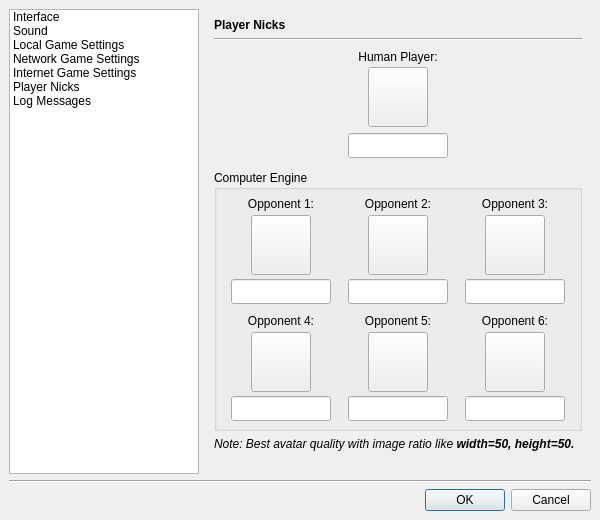
This is src/gui/qt/settingsdialog.ui in pokerth/pokerth as Qt 5 draws it before an edit. The edited form follows.
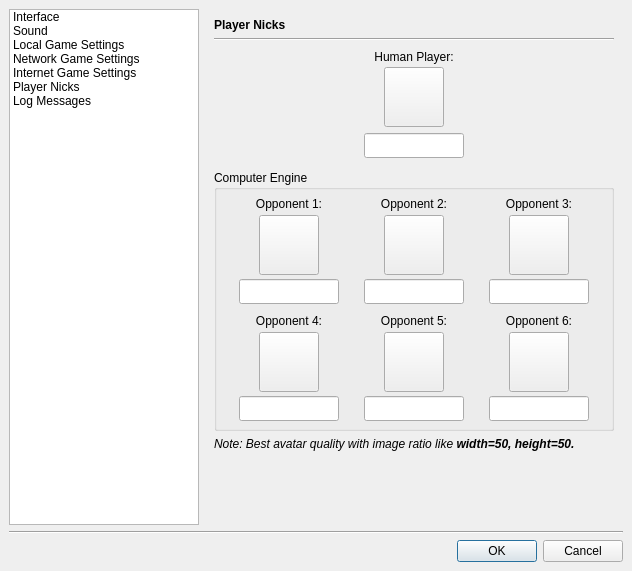
This is the edited form. The open tabs and pages were chosen to show the change. Icons and pictures are not drawn. Custom widgets are drawn as their Qt base class.

What changed in the file:
```diff
--- a/src/gui/qt/settingsdialog.ui
+++ b/src/gui/qt/settingsdialog.ui
@@ -5,8 +5,8 @@
    <rect>
     <x>0</x>
     <y>0</y>
-    <width>600</width>
-    <height>520</height>
+    <width>632</width>
+    <height>571</height>
    </rect>
   </property>
   <property name="minimumSize" >
@@ -22,7 +22,19 @@
    <property name="margin" >
     <number>9</number>
    </property>
-   <property name="spacing" >
+   <property name="topMargin" >
+    <number>9</number>
+   </property>
+   <property name="rightMargin" >
+    <number>9</number>
+   </property>
+   <property name="bottomMargin" >
+    <number>9</number>
+   </property>
+   <property name="horizontalSpacing" >
+    <number>6</number>
+   </property>
+   <property name="verticalSpacing" >
     <number>6</number>
    </property>
    <item row="0" column="1" >
@@ -967,10 +979,22 @@
      </widget>
      <widget class="QWidget" name="page_3" >
       <layout class="QGridLayout" >
-       <property name="margin" >
+       <property name="leftMargin" >
         <number>9</number>
        </property>
-       <property name="spacing" >
+       <property name="topMargin" >
+        <number>9</number>
+       </property>
+       <property name="rightMargin" >
+        <number>9</number>
+       </property>
+       <property name="bottomMargin" >
+        <number>9</number>
+       </property>
+       <property name="horizontalSpacing" >
+        <number>6</number>
+       </property>
+       <property name="verticalSpacing" >
         <number>6</number>
        </property>
        <item row="5" column="0" >
@@ -988,11 +1012,8 @@
        </item>
        <item row="0" column="0" >
         <widget class="QLabel" name="label_7" >
-         <property name="font" >
-          <font>
-           <weight>75</weight>
-           <bold>true</bold>
-          </font>
+         <property name="styleSheet" >
+          <string>QLabel { font-weight: bold;  }</string>
          </property>
          <property name="text" >
           <string>Player Nicks</string>
@@ -1005,26 +1026,48 @@
           <string>Computer Engine</string>
          </property>
          <layout class="QGridLayout" >
-          <property name="margin" >
+          <property name="leftMargin" >
            <number>7</number>
           </property>
-          <property name="spacing" >
+          <property name="topMargin" >
+           <number>7</number>
+          </property>
+          <property name="rightMargin" >
+           <number>7</number>
+          </property>
+          <property name="bottomMargin" >
+           <number>7</number>
+          </property>
+          <property name="horizontalSpacing" >
+           <number>10</number>
+          </property>
+          <property name="verticalSpacing" >
            <number>10</number>
           </property>
           <item row="1" column="2" >
            <layout class="QGridLayout" >
-            <property name="margin" >
+            <property name="leftMargin" >
              <number>0</number>
             </property>
-            <property name="spacing" >
+            <property name="topMargin" >
+             <number>0</number>
+            </property>
+            <property name="rightMargin" >
+             <number>0</number>
+            </property>
+            <property name="bottomMargin" >
+             <number>0</number>
+            </property>
+            <property name="horizontalSpacing" >
+             <number>4</number>
+            </property>
+            <property name="verticalSpacing" >
              <number>4</number>
             </property>
             <item row="0" column="0" >
              <widget class="QLabel" name="label_21" >
               <property name="sizePolicy" >
-               <sizepolicy>
-                <hsizetype>0</hsizetype>
-                <vsizetype>0</vsizetype>
+               <sizepolicy vsizetype="Fixed" hsizetype="Fixed" >
                 <horstretch>0</horstretch>
                 <verstretch>0</verstretch>
                </sizepolicy>
@@ -1076,9 +1119,7 @@
               <item>
                <widget class="MyAvatarButton" name="pushButton_Opponent6Avatar" >
                 <property name="sizePolicy" >
-                 <sizepolicy>
-                  <hsizetype>13</hsizetype>
-                  <vsizetype>13</vsizetype>
+                 <sizepolicy vsizetype="Ignored" hsizetype="Ignored" >
                   <horstretch>0</horstretch>
                   <verstretch>0</verstretch>
                  </sizepolicy>
@@ -1124,9 +1165,7 @@
             <item row="2" column="0" >
              <widget class="QLineEdit" name="lineEdit_Opponent6Name" >
               <property name="sizePolicy" >
-               <sizepolicy>
-                <hsizetype>0</hsizetype>
-                <vsizetype>0</vsizetype>
+               <sizepolicy vsizetype="Fixed" hsizetype="Fixed" >
                 <horstretch>0</horstretch>
                 <verstretch>0</verstretch>
                </sizepolicy>
@@ -1155,15 +1194,25 @@
             <property name="margin" >
              <number>0</number>
             </property>
-            <property name="spacing" >
+            <property name="topMargin" >
+             <number>0</number>
+            </property>
+            <property name="rightMargin" >
+             <number>0</number>
+            </property>
+            <property name="bottomMargin" >
+             <number>0</number>
+            </property>
+            <property name="horizontalSpacing" >
+             <number>4</number>
+            </property>
+            <property name="verticalSpacing" >
              <number>4</number>
             </property>
             <item row="0" column="0" >
              <widget class="QLabel" name="label_20" >
               <property name="sizePolicy" >
-               <sizepolicy>
-                <hsizetype>0</hsizetype>
-                <vsizetype>0</vsizetype>
+               <sizepolicy vsizetype="Fixed" hsizetype="Fixed" >
                 <horstretch>0</horstretch>
                 <verstretch>0</verstretch>
                </sizepolicy>
@@ -1215,9 +1264,7 @@
               <item>
                <widget class="MyAvatarButton" name="pushButton_Opponent5Avatar" >
                 <property name="sizePolicy" >
-                 <sizepolicy>
-                  <hsizetype>13</hsizetype>
-                  <vsizetype>13</vsizetype>
+                 <sizepolicy vsizetype="Ignored" hsizetype="Ignored" >
                   <horstretch>0</horstretch>
                   <verstretch>0</verstretch>
                  </sizepolicy>
@@ -1263,9 +1310,7 @@
             <item row="2" column="0" >
              <widget class="QLineEdit" name="lineEdit_Opponent5Name" >
               <property name="sizePolicy" >
-               <sizepolicy>
-                <hsizetype>0</hsizetype>
-                <vsizetype>0</vsizetype>
+               <sizepolicy vsizetype="Fixed" hsizetype="Fixed" >
                 <horstretch>0</horstretch>
                 <verstretch>0</verstretch>
                </sizepolicy>
@@ -1294,15 +1339,25 @@
             <property name="margin" >
              <number>0</number>
             </property>
-            <property name="spacing" >
+            <property name="topMargin" >
+             <number>0</number>
+            </property>
+            <property name="rightMargin" >
+             <number>0</number>
+            </property>
+            <property name="bottomMargin" >
+             <number>0</number>
+            </property>
+            <property name="horizontalSpacing" >
+             <number>4</number>
+            </property>
+            <property name="verticalSpacing" >
              <number>4</number>
             </property>
             <item row="2" column="0" >
              <widget class="QLineEdit" name="lineEdit_Opponent4Name" >
               <property name="sizePolicy" >
-               <sizepolicy>
-                <hsizetype>0</hsizetype>
-                <vsizetype>0</vsizetype>
+               <sizepolicy vsizetype="Fixed" hsizetype="Fixed" >
                 <horstretch>0</horstretch>
                 <verstretch>0</verstretch>
                </sizepolicy>
@@ -1327,9 +1382,7 @@
             <item row="0" column="0" >
              <widget class="QLabel" name="label_12" >
               <property name="sizePolicy" >
-               <sizepolicy>
-                <hsizetype>0</hsizetype>
-                <vsizetype>0</vsizetype>
+               <sizepolicy vsizetype="Fixed" hsizetype="Fixed" >
                 <horstretch>0</horstretch>
                 <verstretch>0</verstretch>
                </sizepolicy>
@@ -1381,9 +1434,7 @@
               <item>
                <widget class="MyAvatarButton" name="pushButton_Opponent4Avatar" >
                 <property name="sizePolicy" >
-                 <sizepolicy>
-                  <hsizetype>13</hsizetype>
-                  <vsizetype>13</vsizetype>
+                 <sizepolicy vsizetype="Ignored" hsizetype="Ignored" >
                   <horstretch>0</horstretch>
                   <verstretch>0</verstretch>
                  </sizepolicy>
@@ -1433,15 +1484,25 @@
             <property name="margin" >
              <number>0</number>
             </property>
-            <property name="spacing" >
+            <property name="topMargin" >
+             <number>0</number>
+            </property>
+            <property name="rightMargin" >
+             <number>0</number>
+            </property>
+            <property name="bottomMargin" >
+             <number>0</number>
+            </property>
+            <property name="horizontalSpacing" >
+             <number>4</number>
+            </property>
+            <property name="verticalSpacing" >
              <number>4</number>
             </property>
             <item row="0" column="0" >
              <widget class="QLabel" name="label_11" >
               <property name="sizePolicy" >
-               <sizepolicy>
-                <hsizetype>0</hsizetype>
-                <vsizetype>0</vsizetype>
+               <sizepolicy vsizetype="Fixed" hsizetype="Fixed" >
                 <horstretch>0</horstretch>
                 <verstretch>0</verstretch>
                </sizepolicy>
@@ -1469,9 +1530,7 @@
             <item row="2" column="0" >
              <widget class="QLineEdit" name="lineEdit_Opponent3Name" >
               <property name="sizePolicy" >
-               <sizepolicy>
-                <hsizetype>0</hsizetype>
-                <vsizetype>0</vsizetype>
+               <sizepolicy vsizetype="Fixed" hsizetype="Fixed" >
                 <horstretch>0</horstretch>
                 <verstretch>0</verstretch>
                </sizepolicy>
@@ -1520,9 +1579,7 @@
               <item>
                <widget class="MyAvatarButton" name="pushButton_Opponent3Avatar" >
                 <property name="sizePolicy" >
-                 <sizepolicy>
-                  <hsizetype>13</hsizetype>
-                  <vsizetype>13</vsizetype>
+                 <sizepolicy vsizetype="Ignored" hsizetype="Ignored" >
                   <horstretch>0</horstretch>
                   <verstretch>0</verstretch>
                  </sizepolicy>
@@ -1572,15 +1629,25 @@
             <property name="margin" >
              <number>0</number>
             </property>
-            <property name="spacing" >
+            <property name="topMargin" >
+             <number>0</number>
+            </property>
+            <property name="rightMargin" >
+             <number>0</number>
+            </property>
+            <property name="bottomMargin" >
+             <number>0</number>
+            </property>
+            <property name="horizontalSpacing" >
+             <number>4</number>
+            </property>
+            <property name="verticalSpacing" >
              <number>4</number>
             </property>
             <item row="2" column="0" >
              <widget class="QLineEdit" name="lineEdit_Opponent2Name" >
               <property name="sizePolicy" >
-               <sizepolicy>
-                <hsizetype>0</hsizetype>
-                <vsizetype>0</vsizetype>
+               <sizepolicy vsizetype="Fixed" hsizetype="Fixed" >
                 <horstretch>0</horstretch>
                 <verstretch>0</verstretch>
                </sizepolicy>
@@ -1605,9 +1672,7 @@
             <item row="0" column="0" >
              <widget class="QLabel" name="label_10" >
               <property name="sizePolicy" >
-               <sizepolicy>
-                <hsizetype>0</hsizetype>
-                <vsizetype>0</vsizetype>
+               <sizepolicy vsizetype="Fixed" hsizetype="Fixed" >
                 <horstretch>0</horstretch>
                 <verstretch>0</verstretch>
                </sizepolicy>
@@ -1659,9 +1724,7 @@
               <item>
                <widget class="MyAvatarButton" name="pushButton_Opponent2Avatar" >
                 <property name="sizePolicy" >
-                 <sizepolicy>
-                  <hsizetype>13</hsizetype>
-                  <vsizetype>13</vsizetype>
+                 <sizepolicy vsizetype="Ignored" hsizetype="Ignored" >
                   <horstretch>0</horstretch>
                   <verstretch>0</verstretch>
                  </sizepolicy>
@@ -1711,15 +1774,25 @@
             <property name="margin" >
              <number>0</number>
             </property>
-            <property name="spacing" >
+            <property name="topMargin" >
+             <number>0</number>
+            </property>
+            <property name="rightMargin" >
+             <number>0</number>
+            </property>
+            <property name="bottomMargin" >
+             <number>0</number>
+            </property>
+            <property name="horizontalSpacing" >
+             <number>4</number>
+            </property>
+            <property name="verticalSpacing" >
              <number>4</number>
             </property>
             <item row="2" column="0" >
              <widget class="QLineEdit" name="lineEdit_Opponent1Name" >
               <property name="sizePolicy" >
-               <sizepolicy>
-                <hsizetype>0</hsizetype>
-                <vsizetype>0</vsizetype>
+               <sizepolicy vsizetype="Fixed" hsizetype="Fixed" >
                 <horstretch>0</horstretch>
                 <verstretch>0</verstretch>
                </sizepolicy>
@@ -1744,9 +1817,7 @@
             <item row="0" column="0" >
              <widget class="QLabel" name="label_9" >
               <property name="sizePolicy" >
-               <sizepolicy>
-                <hsizetype>0</hsizetype>
-                <vsizetype>0</vsizetype>
+               <sizepolicy vsizetype="Fixed" hsizetype="Fixed" >
                 <horstretch>0</horstretch>
                 <verstretch>0</verstretch>
                </sizepolicy>
@@ -1798,9 +1869,7 @@
               <item>
                <widget class="MyAvatarButton" name="pushButton_Opponent1Avatar" >
                 <property name="sizePolicy" >
-                 <sizepolicy>
-                  <hsizetype>13</hsizetype>
-                  <vsizetype>13</vsizetype>
+                 <sizepolicy vsizetype="Ignored" hsizetype="Ignored" >
                   <horstretch>0</horstretch>
                   <verstretch>0</verstretch>
                  </sizepolicy>
@@ -1873,7 +1942,19 @@
          <property name="margin" >
           <number>0</number>
          </property>
-         <property name="spacing" >
+         <property name="topMargin" >
+          <number>0</number>
+         </property>
+         <property name="rightMargin" >
+          <number>0</number>
+         </property>
+         <property name="bottomMargin" >
+          <number>0</number>
+         </property>
+         <property name="horizontalSpacing" >
+          <number>0</number>
+         </property>
+         <property name="verticalSpacing" >
           <number>0</number>
          </property>
          <item row="0" column="0" >
@@ -1884,6 +1965,18 @@
            <property name="spacing" >
             <number>6</number>
            </property>
+           <property name="leftMargin" >
+            <number>0</number>
+           </property>
+           <property name="topMargin" >
+            <number>0</number>
+           </property>
+           <property name="rightMargin" >
+            <number>0</number>
+           </property>
+           <property name="bottomMargin" >
+            <number>0</number>
+           </property>
            <item>
             <spacer>
              <property name="orientation" >
@@ -1900,9 +1993,7 @@
            <item>
             <widget class="QLabel" name="label_8" >
              <property name="sizePolicy" >
-              <sizepolicy>
-               <hsizetype>0</hsizetype>
-               <vsizetype>0</vsizetype>
+              <sizepolicy vsizetype="Fixed" hsizetype="Fixed" >
                <horstretch>0</horstretch>
                <verstretch>0</verstretch>
               </sizepolicy>
@@ -1944,12 +2035,21 @@
          </item>
          <item row="2" column="0" >
           <layout class="QHBoxLayout" >
-           <property name="margin" >
-            <number>6</number>
-           </property>
            <property name="spacing" >
             <number>6</number>
            </property>
+           <property name="leftMargin" >
+            <number>6</number>
+           </property>
+           <property name="topMargin" >
+            <number>6</number>
+           </property>
+           <property name="rightMargin" >
+            <number>6</number>
+           </property>
+           <property name="bottomMargin" >
+            <number>6</number>
+           </property>
            <item>
             <spacer>
              <property name="orientation" >
@@ -1966,9 +2066,7 @@
            <item>
             <widget class="QLineEdit" name="lineEdit_HumanPlayerName" >
              <property name="sizePolicy" >
-              <sizepolicy>
-               <hsizetype>0</hsizetype>
-               <vsizetype>0</vsizetype>
+              <sizepolicy vsizetype="Fixed" hsizetype="Fixed" >
                <horstretch>0</horstretch>
                <verstretch>0</verstretch>
               </sizepolicy>
@@ -2007,9 +2105,6 @@
          </item>
          <item row="1" column="0" >
           <layout class="QHBoxLayout" >
-           <property name="margin" >
-            <number>0</number>
-           </property>
            <property name="spacing" >
             <number>6</number>
            </property>
@@ -2034,6 +2129,18 @@
              <property name="spacing" >
               <number>6</number>
              </property>
+             <property name="leftMargin" >
+              <number>0</number>
+             </property>
+             <property name="topMargin" >
+              <number>0</number>
+             </property>
+             <property name="rightMargin" >
+              <number>0</number>
+             </property>
+             <property name="bottomMargin" >
+              <number>0</number>
+             </property>
              <item>
               <spacer>
                <property name="orientation" >
@@ -2053,9 +2160,7 @@
              <item>
               <widget class="MyHPAvatarButton" name="pushButton_HumanPlayerAvatar" >
                <property name="sizePolicy" >
-                <sizepolicy>
-                 <hsizetype>13</hsizetype>
-                 <vsizetype>13</vsizetype>
+                <sizepolicy vsizetype="Ignored" hsizetype="Ignored" >
                  <horstretch>0</horstretch>
                  <verstretch>0</verstretch>
                 </sizepolicy>
```
Left out of the diff: 705 changed lines with no effect on the pictures.
